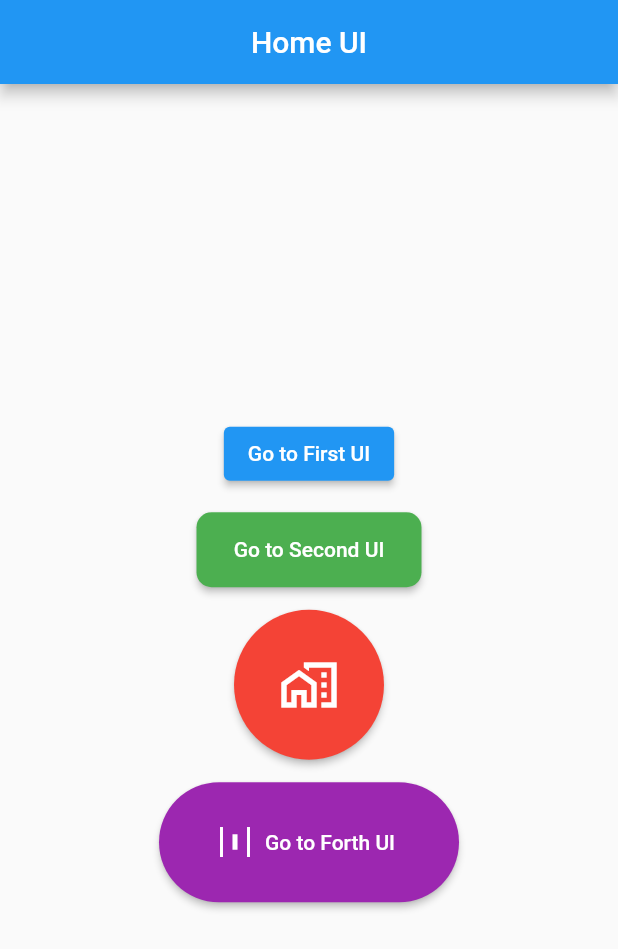
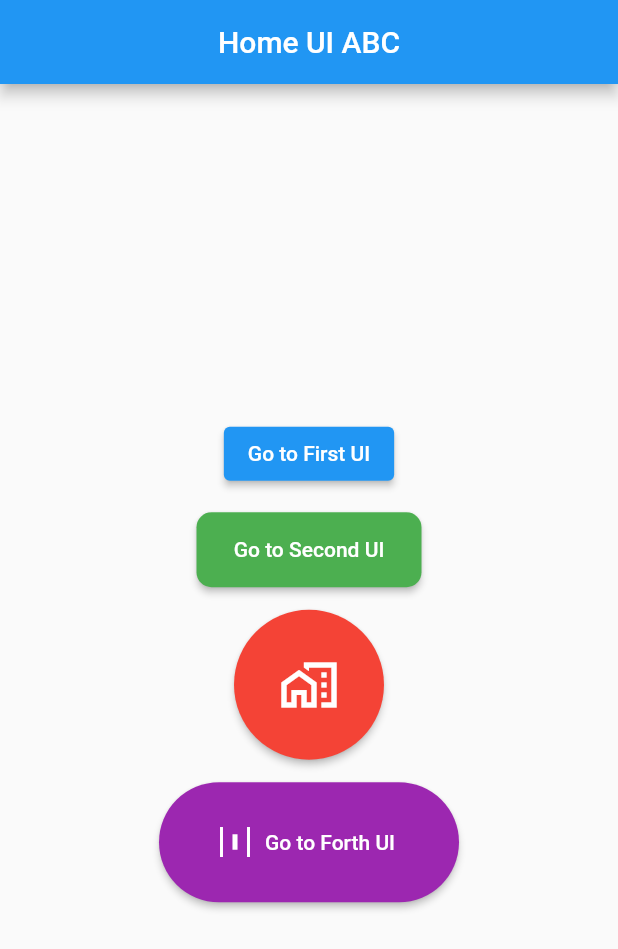
Before and after one commit to chanintornc/flutter_app_sau, a Flutter app: the screen it shows after launch, on a phone screen of 412 x 824 dp. Shown: the top 949 px of the screen. Run offline on Flutter 3.47's test engine with Material 2 defaults, Android fonts, the phone set to English and light mode, and no system bars.

Commit message:
Commit 2

```diff
--- a/lib/views/home_ui.dart
+++ b/lib/views/home_ui.dart
@@ -12,7 +12,7 @@ class HomeUI extends StatelessWidget {
     return Scaffold(
       appBar: AppBar(
         title: Text(
-          'Home UI',
+          'Home UI ABC',
         ),
         centerTitle: true,
       ),
```
